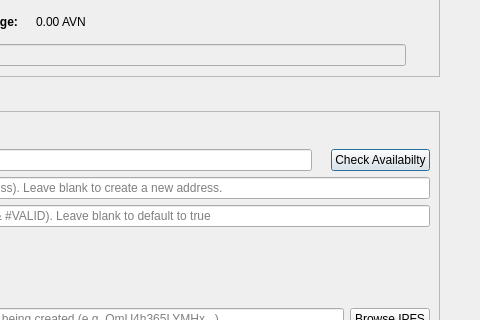
Before: the Qt Designer form src/qt/forms/createassetdialog.ui in AvianNetwork/Avian, drawn with Qt 5; both pictures show x 461 to 941 and y 138 to 458 of the 941 by 1120 pixel window.
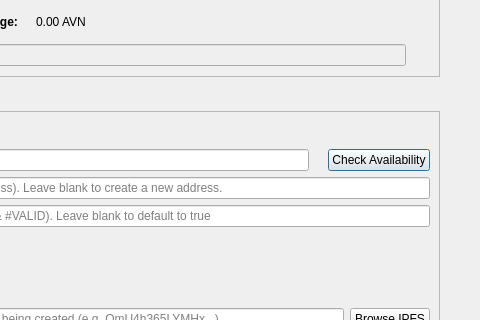
After: the same form once the commit is applied. Custom widgets are drawn as their Qt base class.

What changed in the file:
```diff
--- a/src/qt/forms/createassetdialog.ui
+++ b/src/qt/forms/createassetdialog.ui
@@ -672,7 +672,7 @@
           <item>
            <widget class="QPushButton" name="availabilityButton">
             <property name="text">
-             <string>Check Availabilty</string>
+             <string>Check Availability</string>
             </property>
            </widget>
           </item>
```
Left out of the diff: 2 changed lines with no effect on the pictures.
